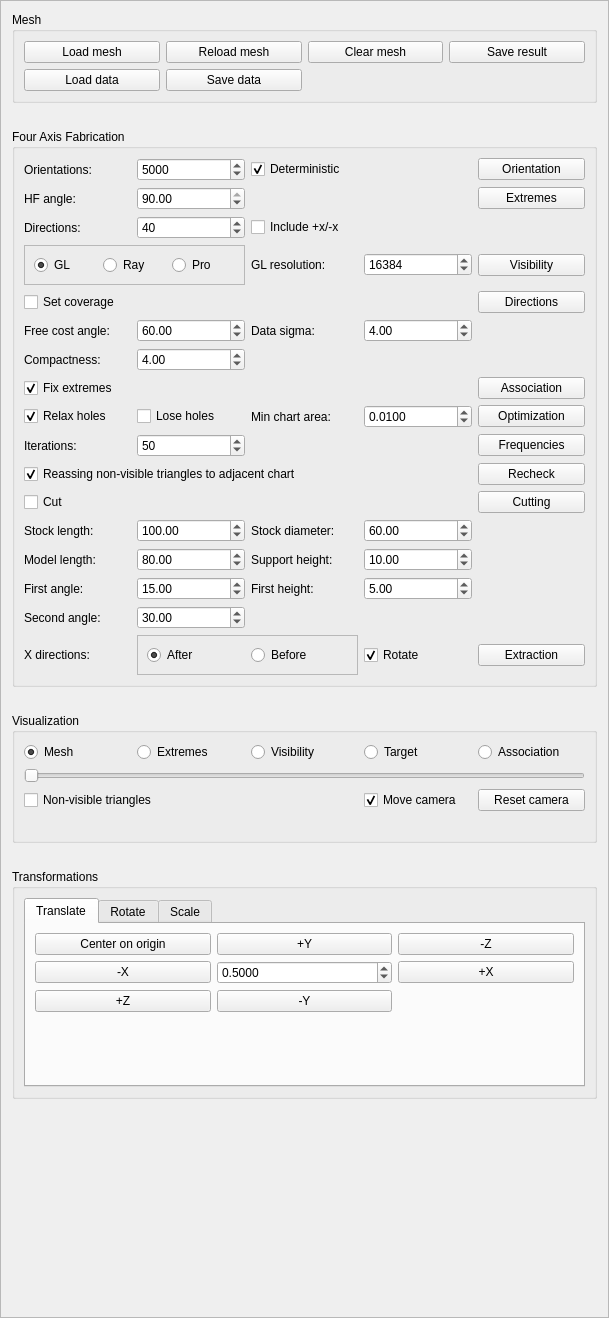
The window that GUI/managers/fouraxisfabricationmanager.ui (cg3hci/4AxisMilling) describes before a commit, drawn with Qt 5.
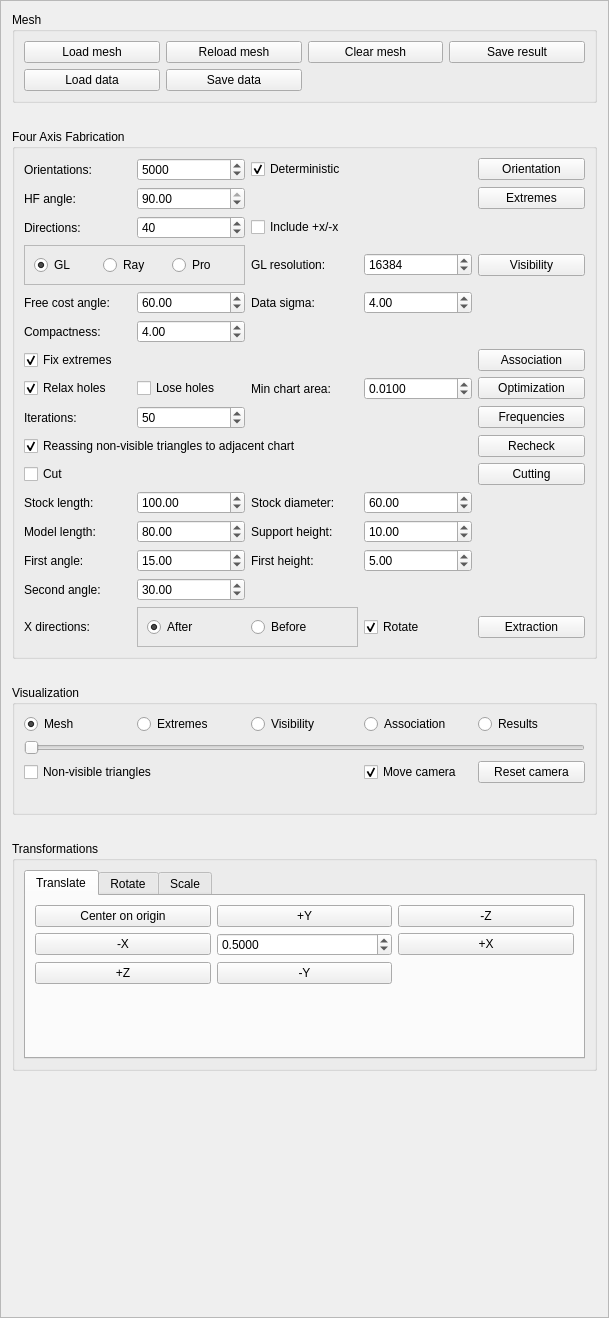
The same window after the commit.

Commit message: Fixes, results visible in the interface

Patch:
```diff
--- a/GUI/managers/fouraxisfabricationmanager.ui
+++ b/GUI/managers/fouraxisfabricationmanager.ui
@@ -108,24 +108,13 @@
       <string>Visualization</string>
      </property>
      <layout class="QGridLayout" name="gridLayout_8">
-      <item row="0" column="4">
-       <widget class="QRadioButton" name="associationRadio">
+      <item row="0" column="0">
+       <widget class="QRadioButton" name="meshRadio">
         <property name="text">
-         <string>Association</string>
+         <string>Mesh</string>
         </property>
-       </widget>
-      </item>
-      <item row="0" column="2">
-       <widget class="QRadioButton" name="visibilityRadio">
-        <property name="text">
-         <string>Visibility</string>
-        </property>
-       </widget>
-      </item>
-      <item row="0" column="3">
-       <widget class="QRadioButton" name="targetDirectionsRadio">
-        <property name="text">
-         <string>Target</string>
+        <property name="checked">
+         <bool>true</bool>
         </property>
        </widget>
       </item>
@@ -139,13 +128,10 @@
         </property>
        </widget>
       </item>
-      <item row="0" column="0">
-       <widget class="QRadioButton" name="meshRadio">
+      <item row="0" column="2">
+       <widget class="QRadioButton" name="visibilityRadio">
         <property name="text">
-         <string>Mesh</string>
-        </property>
-        <property name="checked">
-         <bool>true</bool>
+         <string>Visibility</string>
         </property>
        </widget>
       </item>
@@ -163,13 +149,6 @@
         </property>
        </widget>
       </item>
-      <item row="3" column="0" colspan="2">
-       <widget class="QCheckBox" name="showNonVisibleCheck">
-        <property name="text">
-         <string>Non-visible triangles</string>
-        </property>
-       </widget>
-      </item>
       <item row="3" column="4">
        <widget class="QPushButton" name="resetCameraButton">
         <property name="text">
@@ -187,6 +166,27 @@
         </property>
        </widget>
       </item>
+      <item row="3" column="0" colspan="2">
+       <widget class="QCheckBox" name="showNonVisibleCheck">
+        <property name="text">
+         <string>Non-visible triangles</string>
+        </property>
+       </widget>
+      </item>
+      <item row="0" column="3">
+       <widget class="QRadioButton" name="associationRadio">
+        <property name="text">
+         <string>Association</string>
+        </property>
+       </widget>
+      </item>
+      <item row="0" column="4">
+       <widget class="QRadioButton" name="resultsRadio">
+        <property name="text">
+         <string>Results</string>
+        </property>
+       </widget>
+      </item>
      </layout>
     </widget>
    </item>
@@ -574,118 +574,238 @@
       <string>Four Axis Fabrication</string>
      </property>
      <layout class="QGridLayout" name="gridLayout_4">
-      <item row="3" column="2">
-       <widget class="QDoubleSpinBox" name="selectExtremesHeightfieldAngleSpinBox">
+      <item row="13" column="5">
+       <widget class="QPushButton" name="getAssociationButton">
+        <property name="text">
+         <string>Association</string>
+        </property>
+       </widget>
+      </item>
+      <item row="5" column="4">
+       <widget class="QSpinBox" name="checkVisibilityResolutionSpinBox">
         <property name="minimum">
-         <double>0.010000000000000</double>
+         <number>1024</number>
         </property>
         <property name="maximum">
-         <double>90.000000000000000</double>
+         <number>65536</number>
         </property>
+        <property name="singleStep">
+         <number>2048</number>
+        </property>
         <property name="value">
+         <number>16384</number>
+        </property>
+       </widget>
+      </item>
+      <item row="0" column="1">
+       <widget class="QLabel" name="optimalOrientationOrientationsLabel">
+        <property name="text">
+         <string>Orientations:</string>
+        </property>
+       </widget>
+      </item>
+      <item row="11" column="2">
+       <widget class="QDoubleSpinBox" name="getAssociationCompactnessSpinBox">
+        <property name="maximum">
+         <double>1000.000000000000000</double>
+        </property>
+        <property name="value">
+         <double>4.000000000000000</double>
+        </property>
+       </widget>
+      </item>
+      <item row="9" column="2">
+       <widget class="QDoubleSpinBox" name="getAssociationFreeCostAngleSpinBox">
+        <property name="maximum">
          <double>90.000000000000000</double>
         </property>
+        <property name="singleStep">
+         <double>5.000000000000000</double>
+        </property>
+        <property name="value">
+         <double>60.000000000000000</double>
+        </property>
        </widget>
       </item>
-      <item row="3" column="1">
-       <widget class="QLabel" name="selectExtremesHeightfieldAngleLabel">
+      <item row="27" column="1">
+       <widget class="QLabel" name="extractResultsXDirectionsOrderLabel">
         <property name="text">
-         <string>HF angle:</string>
+         <string>X directions:</string>
         </property>
        </widget>
       </item>
-      <item row="22" column="2">
-       <widget class="QDoubleSpinBox" name="extractResultsStockLengthSpinBox">
+      <item row="27" column="4">
+       <widget class="QCheckBox" name="extractResultsRotateCheckBox">
+        <property name="text">
+         <string>Rotate</string>
+        </property>
+        <property name="checked">
+         <bool>true</bool>
+        </property>
+       </widget>
+      </item>
+      <item row="25" column="4">
+       <widget class="QDoubleSpinBox" name="extractResultsFirstLayerHeightSpinBox">
         <property name="maximum">
          <double>10000.000000000000000</double>
         </property>
         <property name="value">
-         <double>100.000000000000000</double>
+         <double>5.000000000000000</double>
         </property>
        </widget>
       </item>
-      <item row="10" column="3">
+      <item row="24" column="3">
+       <widget class="QLabel" name="extractResultsSupportHeightLabel">
+        <property name="text">
+         <string>Support height:</string>
+        </property>
+       </widget>
+      </item>
+      <item row="24" column="2">
+       <widget class="QDoubleSpinBox" name="extractResultsModelLengthSpinBox">
+        <property name="maximum">
+         <double>10000.000000000000000</double>
+        </property>
+        <property name="value">
+         <double>80.000000000000000</double>
+        </property>
+       </widget>
+      </item>
+      <item row="21" column="4">
+       <widget class="QDoubleSpinBox" name="extractResultsStockDiameterSpinBox">
+        <property name="maximum">
+         <double>10000.000000000000000</double>
+        </property>
+        <property name="value">
+         <double>60.000000000000000</double>
+        </property>
+       </widget>
+      </item>
+      <item row="25" column="1">
+       <widget class="QLabel" name="extractResultsFirstLayerAngleLabel">
+        <property name="text">
+         <string>First angle:</string>
+        </property>
+       </widget>
+      </item>
+      <item row="4" column="3">
+       <widget class="QCheckBox" name="checkVisibilityXDirectionsCheckBox">
+        <property name="text">
+         <string>Include +x/-x</string>
+        </property>
+       </widget>
+      </item>
+      <item row="25" column="2">
+       <widget class="QDoubleSpinBox" name="extractResultsFirstLayerAngleSpinBox">
+        <property name="maximum">
+         <double>90.000000000000000</double>
+        </property>
+        <property name="value">
+         <double>15.000000000000000</double>
+        </property>
+       </widget>
+      </item>
+      <item row="26" column="1">
+       <widget class="QLabel" name="extractResultsSecondLayerAngleLabel">
+        <property name="text">
+         <string>Second angle:</string>
+        </property>
+       </widget>
+      </item>
+      <item row="14" column="3">
+       <widget class="QLabel" name="optimizationMinChartAreaLabel">
+        <property name="text">
+         <string>Min chart area:</string>
+        </property>
+       </widget>
+      </item>
+      <item row="9" column="3">
        <widget class="QLabel" name="getAssociationDataSigmaLabel">
         <property name="text">
          <string>Data sigma:</string>
         </property>
        </widget>
       </item>
-      <item row="25" column="1">
+      <item row="24" column="1">
        <widget class="QLabel" name="extractResultsModelLengthLabel">
         <property name="text">
          <string>Model length:</string>
         </property>
        </widget>
       </item>
-      <item row="15" column="3">
-       <widget class="QLabel" name="optimizationMinChartAreaLabel">
-        <property name="text">
-         <string>Min chart area:</string>
+      <item row="27" column="2" colspan="2">
+       <widget class="QFrame" name="extractResultsXDirectionsOrderFrame">
+        <property name="frameShape">
+         <enum>QFrame::StyledPanel</enum>
         </property>
-       </widget>
-      </item>
-      <item row="14" column="1">
-       <widget class="QCheckBox" name="getAssociationFixExtremesCheckBox">
-        <property name="text">
-         <string>Fix extremes</string>
+        <property name="frameShadow">
+         <enum>QFrame::Raised</enum>
         </property>
-        <property name="checked">
-         <bool>true</bool>
-        </property>
+        <layout class="QHBoxLayout" name="horizontalLayout_2">
+         <item>
+          <widget class="QRadioButton" name="extractResultsXDirectionsAfterRadio">
+           <property name="text">
+            <string>After</string>
+           </property>
+           <property name="checked">
+            <bool>true</bool>
+           </property>
+          </widget>
+         </item>
+         <item>
+          <widget class="QRadioButton" name="extractResultsXDirectionsBeforeRadio">
+           <property name="text">
+            <string>Before</string>
+           </property>
+          </widget>
+         </item>
+        </layout>
        </widget>
       </item>
-      <item row="25" column="4">
-       <widget class="QDoubleSpinBox" name="extractResultsSupportHeightSpinBox">
-        <property name="maximum">
-         <double>10000.000000000000000</double>
-        </property>
-        <property name="value">
-         <double>10.000000000000000</double>
-        </property>
-       </widget>
-      </item>
-      <item row="19" column="5">
-       <widget class="QPushButton" name="cutComponentsButton">
+      <item row="11" column="1">
+       <widget class="QLabel" name="getAssociationCompactnessLabel">
         <property name="text">
-         <string>Cutting</string>
+         <string>Compactness:</string>
         </property>
        </widget>
       </item>
-      <item row="14" column="5">
-       <widget class="QPushButton" name="getAssociationButton">
-        <property name="text">
-         <string>Association</string>
+      <item row="9" column="4">
+       <widget class="QDoubleSpinBox" name="getAssociationDataSigmaSpinBox">
+        <property name="minimum">
+         <double>0.050000000000000</double>
         </property>
-       </widget>
-      </item>
-      <item row="15" column="4">
-       <widget class="QDoubleSpinBox" name="optimizationMinChartAreaSpinBox">
-        <property name="decimals">
-         <number>4</number>
-        </property>
         <property name="maximum">
-         <double>0.100000000000000</double>
+         <double>100.000000000000000</double>
         </property>
         <property name="singleStep">
-         <double>0.001000000000000</double>
+         <double>0.500000000000000</double>
         </property>
         <property name="value">
-         <double>0.010000000000000</double>
+         <double>4.000000000000000</double>
         </property>
        </widget>
       </item>
-      <item row="15" column="1">
-       <widget class="QCheckBox" name="optimizationRelaxHolesCheckBox">
+      <item row="0" column="3">
+       <widget class="QCheckBox" name="optimalOrientationDeterministicCheckBox">
+        <property name="layoutDirection">
+         <enum>Qt::LeftToRight</enum>
+        </property>
         <property name="text">
-         <string>Relax holes</string>
+         <string>Deterministic</string>
         </property>
         <property name="checked">
          <bool>true</bool>
         </property>
        </widget>
       </item>
-      <item row="17" column="2">
+      <item row="14" column="2">
+       <widget class="QCheckBox" name="optimizationLoseHolesCheckBox">
+        <property name="text">
+         <string>Lose holes</string>
+        </property>
+       </widget>
+      </item>
+      <item row="16" column="2">
        <widget class="QSpinBox" name="restoreFrequenciesIterationsSpinBox">
         <property name="minimum">
          <number>1</number>
@@ -698,20 +818,44 @@
         </property>
        </widget>
       </item>
-      <item row="22" column="4">
-       <widget class="QDoubleSpinBox" name="extractResultsStockDiameterSpinBox">
+      <item row="0" column="5">
+       <widget class="QPushButton" name="optimalOrientationButton">
+        <property name="text">
+         <string>Orientation</string>
+        </property>
+       </widget>
+      </item>
+      <item row="3" column="2">
+       <widget class="QDoubleSpinBox" name="selectExtremesHeightfieldAngleSpinBox">
+        <property name="minimum">
+         <double>0.010000000000000</double>
+        </property>
         <property name="maximum">
-         <double>10000.000000000000000</double>
+         <double>90.000000000000000</double>
         </property>
         <property name="value">
-         <double>60.000000000000000</double>
+         <double>90.000000000000000</double>
         </property>
        </widget>
       </item>
-      <item row="18" column="5">
-       <widget class="QPushButton" name="recheckVisibilityButton">
+      <item row="3" column="1">
+       <widget class="QLabel" name="selectExtremesHeightfieldAngleLabel">
         <property name="text">
-         <string>Recheck</string>
+         <string>HF angle:</string>
+        </property>
+       </widget>
+      </item>
+      <item row="9" column="1">
+       <widget class="QLabel" name="getAssociationFreeCostAngleLabel">
+        <property name="text">
+         <string>Free cost angle:</string>
+        </property>
+       </widget>
+      </item>
+      <item row="14" column="5">
+       <widget class="QPushButton" name="optimizationButton">
+        <property name="text">
+         <string>Optimization</string>
         </property>
        </widget>
       </item>
@@ -728,34 +872,112 @@
         </property>
        </widget>
       </item>
-      <item row="17" column="1">
+      <item row="16" column="1">
        <widget class="QLabel" name="restoreFrequenciesIterationsLabel">
         <property name="text">
          <string>Iterations:</string>
         </property>
        </widget>
       </item>
-      <item row="22" column="3">
+      <item row="14" column="4">
+       <widget class="QDoubleSpinBox" name="optimizationMinChartAreaSpinBox">
+        <property name="decimals">
+         <number>4</number>
+        </property>
+        <property name="maximum">
+         <double>0.100000000000000</double>
+        </property>
+        <property name="singleStep">
+         <double>0.001000000000000</double>
+        </property>
+        <property name="value">
+         <double>0.010000000000000</double>
+        </property>
+       </widget>
+      </item>
+      <item row="14" column="1">
+       <widget class="QCheckBox" name="optimizationRelaxHolesCheckBox">
+        <property name="text">
+         <string>Relax holes</string>
+        </property>
+        <property name="checked">
+         <bool>true</bool>
+        </property>
+       </widget>
+      </item>
+      <item row="21" column="2">
+       <widget class="QDoubleSpinBox" name="extractResultsStockLengthSpinBox">
+        <property name="maximum">
+         <double>10000.000000000000000</double>
+        </property>
+        <property name="value">
+         <double>100.000000000000000</double>
+        </property>
+       </widget>
+      </item>
+      <item row="26" column="2">
+       <widget class="QDoubleSpinBox" name="extractResultsSecondLayerAngleSpinBox">
+        <property name="maximum">
+         <double>90.000000000000000</double>
+        </property>
+        <property name="value">
+         <double>30.000000000000000</double>
+        </property>
+       </widget>
+      </item>
+      <item row="18" column="1">
+       <widget class="QCheckBox" name="cutComponentsCheckBox">
+        <property name="text">
+         <string>Cut</string>
+        </property>
+       </widget>
+      </item>
+      <item row="5" column="5">
+       <widget class="QPushButton" name="checkVisibilityButton">
+        <property name="text">
+         <string>Visibility</string>
+        </property>
+       </widget>
+      </item>
+      <item row="16" column="5">
+       <widget class="QPushButton" name="restoreFrequenciesButton">
+        <property name="text">
+         <string>Frequencies</string>
+        </property>
+       </widget>
+      </item>
+      <item row="3" column="5">
+       <widget class="QPushButton" name="selectExtremesButton">
+        <property name="text">
+         <string>Extremes</string>
+        </property>
+       </widget>
+      </item>
+      <item row="21" column="1">
+       <widget class="QLabel" name="extractResultsStockLengthLabel">
+        <property name="text">
+         <string>Stock length:</string>
+        </property>
+       </widget>
+      </item>
+      <item row="13" column="1">
+       <widget class="QCheckBox" name="getAssociationFixExtremesCheckBox">
+        <property name="text">
+         <string>Fix extremes</string>
+        </property>
+        <property name="checked">
+         <bool>true</bool>
+        </property>
+       </widget>
+      </item>
+      <item row="21" column="3">
        <widget class="QLabel" name="extractResultsStockDiameterLabel">
         <property name="text">
          <string>Stock diameter:</string>
         </property>
        </widget>
       </item>
-      <item row="0" column="2">
-       <widget class="QSpinBox" name="optimalOrientationOrientationsSpinBox">
-        <property name="minimum">
-         <number>4</number>
-        </property>
-        <property name="maximum">
-         <number>50000</number>
-        </property>
-        <property name="value">
-         <number>5000</number>
-        </property>
-       </widget>
-      </item>
-      <item row="18" column="1" colspan="4">
+      <item row="17" column="1" colspan="4">
        <widget class="QCheckBox" name="recheckVisibilityReassignNonVisibleCheckBox">
         <property name="text">
          <string>Reassing non-visible triangles to adjacent chart</string>
@@ -772,197 +994,7 @@
         </property>
        </widget>
       </item>
-      <item row="10" column="2">
-       <widget class="QDoubleSpinBox" name="getAssociationFreeCostAngleSpinBox">
-        <property name="maximum">
-         <double>90.000000000000000</double>
-        </property>
-        <property name="singleStep">
-         <double>5.000000000000000</double>
-        </property>
-        <property name="value">
-         <double>60.000000000000000</double>
-        </property>
-       </widget>
-      </item>
-      <item row="10" column="1">
-       <widget class="QLabel" name="getAssociationFreeCostAngleLabel">
-        <property name="text">
-         <string>Free cost angle:</string>
-        </property>
-       </widget>
-      </item>
-      <item row="9" column="1" colspan="4">
-       <widget class="QCheckBox" name="targetDirectionsSetCoverageCheckBox">
-        <property name="text">
-         <string>Set coverage</string>
-        </property>
-        <property name="checked">
-         <bool>false</bool>
-        </property>
-       </widget>
-      </item>
-      <item row="15" column="5">
-       <widget class="QPushButton" name="optimizationButton">
-        <property name="text">
-         <string>Optimization</string>
-        </property>
-       </widget>
-      </item>
       <item row="25" column="3">
-       <widget class="QLabel" name="extractResultsSupportHeightLabel">
-        <property name="text">
-         <string>Support height:</string>
-        </property>
-       </widget>
-      </item>
-      <item row="25" column="2">
-       <widget class="QDoubleSpinBox" name="extractResultsModelLengthSpinBox">
-        <property name="maximum">
-         <double>10000.000000000000000</double>
-        </property>
-        <property name="value">
-         <double>80.000000000000000</double>
-        </property>
-       </widget>
-      </item>
-      <item row="0" column="5">
-       <widget class="QPushButton" name="optimalOrientationButton">
-        <property name="text">
-         <string>Orientation</string>
-        </property>
-       </widget>
-      </item>
-      <item row="3" column="5">
-       <widget class="QPushButton" name="selectExtremesButton">
-        <property name="text">
-         <string>Extremes</string>
-        </property>
-       </widget>
-      </item>
-      <item row="22" column="1">
-       <widget class="QLabel" name="extractResultsStockLengthLabel">
-        <property name="text">
-         <string>Stock length:</string>
-        </property>
-       </widget>
-      </item>
-      <item row="0" column="3">
-       <widget class="QCheckBox" name="optimalOrientationDeterministicCheckBox">
-        <property name="layoutDirection">
-         <enum>Qt::LeftToRight</enum>
-        </property>
-        <property name="text">
-         <string>Deterministic</string>
-        </property>
-        <property name="checked">
-         <bool>true</bool>
-        </property>
-       </widget>
-      </item>
-      <item row="15" column="2">
-       <widget class="QCheckBox" name="optimizationLoseHolesCheckBox">
-        <property name="text">
-         <string>Lose holes</string>
-        </property>
-       </widget>
-      </item>
-      <item row="0" column="1">
-       <widget class="QLabel" name="optimalOrientationOrientationsLabel">
-        <property name="text">
-         <string>Orientations:</string>
-        </property>
-       </widget>
-      </item>
-      <item row="9" column="5">
-       <widget class="QPushButton" name="targetDirectionsButton">
-        <property name="text">
-         <string>Directions</string>
-        </property>
-       </widget>
-      </item>
-      <item row="17" column="5">
-       <widget class="QPushButton" name="restoreFrequenciesButton">
-        <property name="text">
-         <string>Frequencies</string>
-        </property>
-       </widget>
-      </item>
-      <item row="10" column="4">
-       <widget class="QDoubleSpinBox" name="getAssociationDataSigmaSpinBox">
-        <property name="minimum">
-         <double>0.050000000000000</double>
-        </property>
-        <property name="maximum">
-         <double>100.000000000000000</double>
-        </property>
-        <property name="singleStep">
-         <double>0.500000000000000</double>
-        </property>
-        <property name="value">
-         <double>4.000000000000000</double>
-        </property>
-       </widget>
-      </item>
-      <item row="19" column="1">
-       <widget class="QCheckBox" name="cutComponentsCheckBox">
-        <property name="text">
-         <string>Cut</string>
-        </property>
-       </widget>
-      </item>
-      <item row="5" column="5">
-       <widget class="QPushButton" name="checkVisibilityButton">
-        <property name="text">
-         <string>Visibility</string>
-        </property>
-       </widget>
-      </item>
-      <item row="26" column="1">
-       <widget class="QLabel" name="extractResultsFirstLayerAngleLabel">
-        <property name="text">
-         <string>First angle:</string>
-        </property>
-       </widget>
-      </item>
-      <item row="26" column="2">
-       <widget class="QDoubleSpinBox" name="extractResultsFirstLayerAngleSpinBox">
-        <property name="maximum">
-         <double>90.000000000000000</double>
-        </property>
-        <property name="value">
-         <double>15.000000000000000</double>
-        </property>
-       </widget>
-      </item>
-      <item row="27" column="1">
-       <widget class="QLabel" name="extractResultsSecondLayerAngleLabel">
-        <property name="text">
-         <string>Second angle:</string>
-        </property>
-       </widget>
-      </item>
-      <item row="27" column="2">
-       <widget class="QDoubleSpinBox" name="extractResultsSecondLayerAngleSpinBox">
-        <property name="maximum">
-         <double>90.000000000000000</double>
-        </property>
-        <property name="value">
-         <double>30.000000000000000</double>
-        </property>
-       </widget>
-      </item>
-      <item row="26" column="4">
-       <widget class="QDoubleSpinBox" name="extractResultsFirstLayerHeightSpinBox">
-        <property name="maximum">
-         <double>10000.000000000000000</double>
-        </property>
-        <property name="value">
-         <double>5.000000000000000</double>
-        </property>
-       </widget>
-      </item>
-      <item row="26" column="3">
        <widget class="QLabel" name="extractResultsFirstLayerHeightLabel">
         <property name="text">
          <string>First height:</string>
@@ -976,26 +1008,10 @@
         </property>
        </widget>
       </item>
-      <item row="5" column="4">
-       <widget class="QSpinBox" name="checkVisibilityResolutionSpinBox">
-        <property name="minimum">
-         <number>1024</number>
-        </property>
-        <property name="maximum">
-         <number>65536</number>
-        </property>
-        <property name="singleStep">
-         <number>2048</number>
-        </property>
-        <property name="value">
-         <number>16384</number>
-        </property>
-       </widget>
-      </item>
-      <item row="4" column="3">
-       <widget class="QCheckBox" name="checkVisibilityXDirectionsCheckBox">
+      <item row="17" column="5">
+       <widget class="QPushButton" name="recheckVisibilityButton">
         <property name="text">
-         <string>Include +x/-x</string>
+         <string>Recheck</string>
         </property>
        </widget>
       </item>
@@ -1035,73 +1051,40 @@
         </layout>
        </widget>
       </item>
-      <item row="28" column="5">
+      <item row="27" column="5">
        <widget class="QPushButton" name="extractResultsButton">
         <property name="text">
          <string>Extraction</string>
         </property>
        </widget>
       </item>
-      <item row="28" column="1">
-       <widget class="QLabel" name="extractResultsXDirectionsOrderLabel">
-        <property name="text">
-         <string>X directions:</string>
+      <item row="0" column="2">
+       <widget class="QSpinBox" name="optimalOrientationOrientationsSpinBox">
+        <property name="minimum">
+         <number>4</number>
         </property>
-       </widget>
-      </item>
-      <item row="28" column="4">
-       <widget class="QCheckBox" name="extractResultsRotateCheckBox">
-        <property name="text">
-         <string>Rotate</string>
+        <property name="maximum">
+         <number>50000</number>
         </property>
-        <property name="checked">
-         <bool>true</bool>
+        <property name="value">
+         <number>5000</number>
         </property>
        </widget>
       </item>
-      <item row="28" column="2" colspan="2">
-       <widget class="QFrame" name="extractResultsXDirectionsOrderFrame">
-        <property name="frameShape">
-         <enum>QFrame::StyledPanel</enum>
+      <item row="24" column="4">
+       <widget class="QDoubleSpinBox" name="extractResultsSupportHeightSpinBox">
+        <property name="maximum">
+         <double>10000.000000000000000</double>
         </property>
-        <property name="frameShadow">
-         <enum>QFrame::Raised</enum>
+        <property name="value">
+         <double>10.000000000000000</double>
         </property>
-        <layout class="QHBoxLayout" name="horizontalLayout_2">
-         <item>
-          <widget class="QRadioButton" name="extractResultsXDirectionsAfterRadio">
-           <property name="text">
-            <string>After</string>
-           </property>
-           <property name="checked">
-            <bool>true</bool>
-           </property>
-          </widget>
-         </item>
-         <item>
-          <widget class="QRadioButton" name="extractResultsXDirectionsBeforeRadio">
-           <property name="text">
-            <string>Before</string>
-           </property>
-          </widget>
-         </item>
-        </layout>
        </widget>
       </item>
-      <item row="12" column="1">
-       <widget class="QLabel" name="getAssociationCompactnessLabel">
+      <item row="18" column="5">
+       <widget class="QPushButton" name="cutComponentsButton">
         <property name="text">
-         <string>Compactness:</string>
-        </property>
-       </widget>
-      </item>
-      <item row="12" column="2">
-       <widget class="QDoubleSpinBox" name="getAssociationCompactnessSpinBox">
-        <property name="maximum">
-         <double>1000.000000000000000</double>
-        </property>
-        <property name="value">
-         <double>4.000000000000000</double>
+         <string>Cutting</string>
         </property>
        </widget>
       </item>
```
The commit also changes 12 other files.
